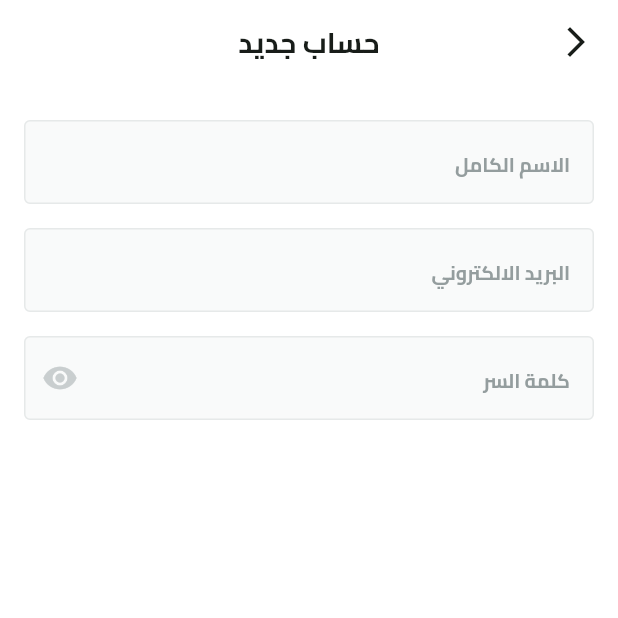
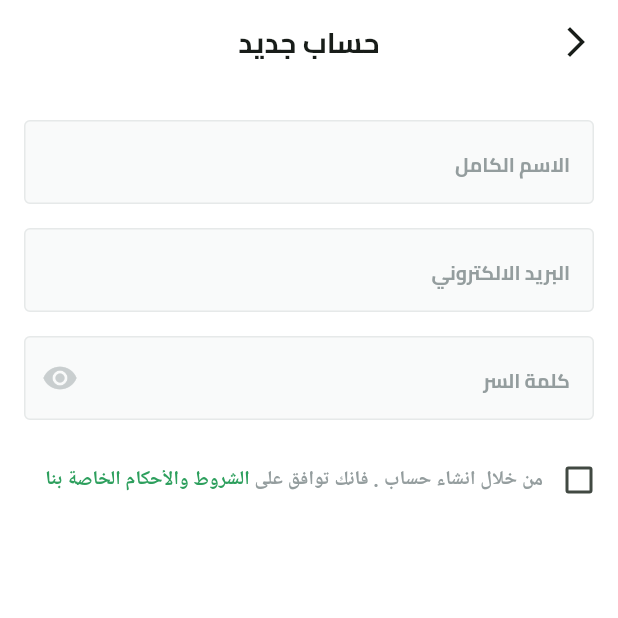
Before and after one commit to mohammedakilan/fruit_hub, a Flutter app: the SignupView screen opened by its route, on a phone screen of 412 x 824 dp, the top half of it. Run offline on Flutter 3.47's test engine with Material 3 defaults, Android fonts, the phone set to English and light mode, and no system bars; our stand-ins replace dots_indicator, flutter_svg, shared_preferences; accounts and stored records are empty.

Commit message:
add TermsAndConditionWidget

```diff
--- a/lib/features/auth/presentation/views/widgets/dont_have_an_account_widget.dart
+++ b/lib/features/auth/presentation/views/widgets/dont_have_an_account_widget.dart
@@ -31,7 +31,7 @@ class DontHaveAnAccountWidget extends StatelessWidget {
               ..onTap = () {
                 Navigator.pushNamed(context, SignupView.routeName);
               },
-            text: 'قم بانشاء حساب ؟',
+            text: 'قم بانشاء حساب',
             style: TextStyles.semiBold16.copyWith(
               color: AppColors.primaryColor,
             ),
--- a/lib/features/auth/presentation/views/widgets/login_view_body.dart
+++ b/lib/features/auth/presentation/views/widgets/login_view_body.dart
@@ -62,6 +62,9 @@ class LoginViewBody extends StatelessWidget {
                 height: 33,
               ),
               const DontHaveAnAccountWidget(),
+                const SizedBox(
+                height: 33,
+              ),
               const OrDivider(),
               const SizedBox(
                 height: 16,
--- a/lib/features/auth/presentation/views/widgets/signup_view_body.dart
+++ b/lib/features/auth/presentation/views/widgets/signup_view_body.dart
@@ -1,6 +1,7 @@
 import 'package:flutter/material.dart';
 import 'package:fruit_hub/constants.dart';
 import 'package:fruit_hub/core/widgets/custom_text_filed.dart';
+import 'package:fruit_hub/features/auth/presentation/views/widgets/terms_and_condition.dart';
 
 class SignupViewBody extends StatelessWidget {
   const SignupViewBody({super.key});
@@ -33,6 +34,8 @@ class SignupViewBody extends StatelessWidget {
                 ),
                 hintText: 'كلمة السر',
                 keyboardType: TextInputType.visiblePassword),
+            SizedBox(height: 16),
+            TermsAndConditionWidget(),
           ],
         ),
       ),
--- /dev/null
+++ b/lib/features/auth/presentation/views/widgets/terms_and_condition.dart
@@ -0,0 +1,41 @@
+import 'package:flutter/material.dart';
+import 'package:fruit_hub/constants.dart';
+import 'package:fruit_hub/core/utils/app_colors.dart';
+import 'package:fruit_hub/core/utils/app_text_styles.dart';
+
+class TermsAndConditionWidget extends StatelessWidget {
+  const TermsAndConditionWidget({super.key});
+
+  @override
+  Widget build(BuildContext context) {
+    return Transform.translate(
+      offset: const Offset(14, 0),
+      child: Row(
+        children: [
+          Checkbox(value: false, onChanged: (value) {}),
+          SizedBox(
+            width:
+                MediaQuery.of(context).size.width - kHorizontalPadding * 2 - 48,
+            child: Text.rich(
+              TextSpan(
+                children: [
+                  TextSpan(
+                    text: 'من خلال انشاء حساب . فانك توافق على ',
+                    style: TextStyles.semiBold13.copyWith(
+                      color: Color(0xff949d9e),
+                    ),
+                  ),
+                  TextSpan(
+                    text: 'الشروط والأحكام الخاصة بنا',
+                    style: TextStyles.semiBold13
+                        .copyWith(color: AppColors.lightPrimaryColor),
+                  ),
+                ],
+              ),
+            ),
+          ),
+        ],
+      ),
+    );
+  }
+}
```
